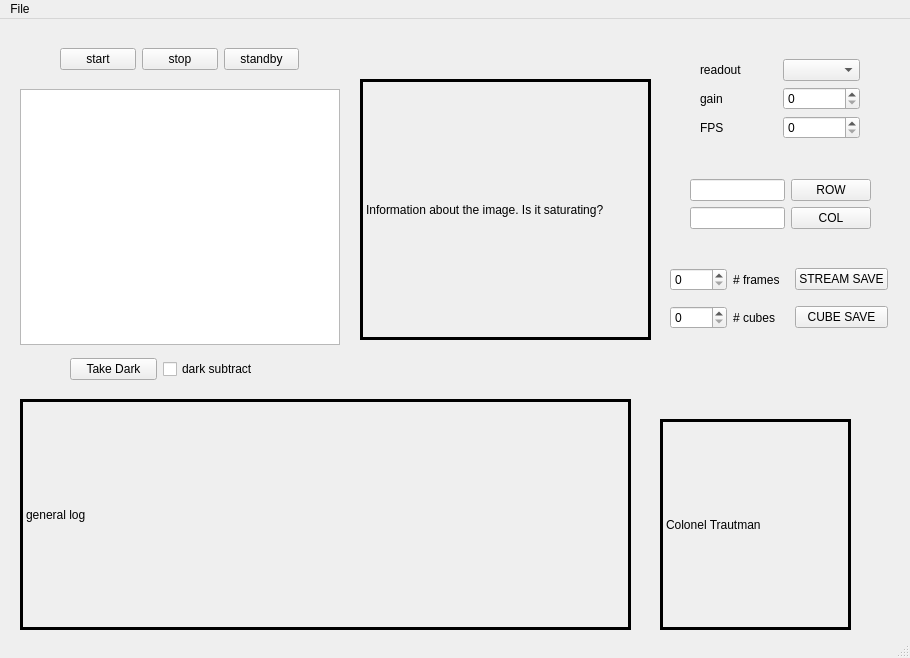
fmartinache/kcam, file kcam_gui.ui: the form before one commit.
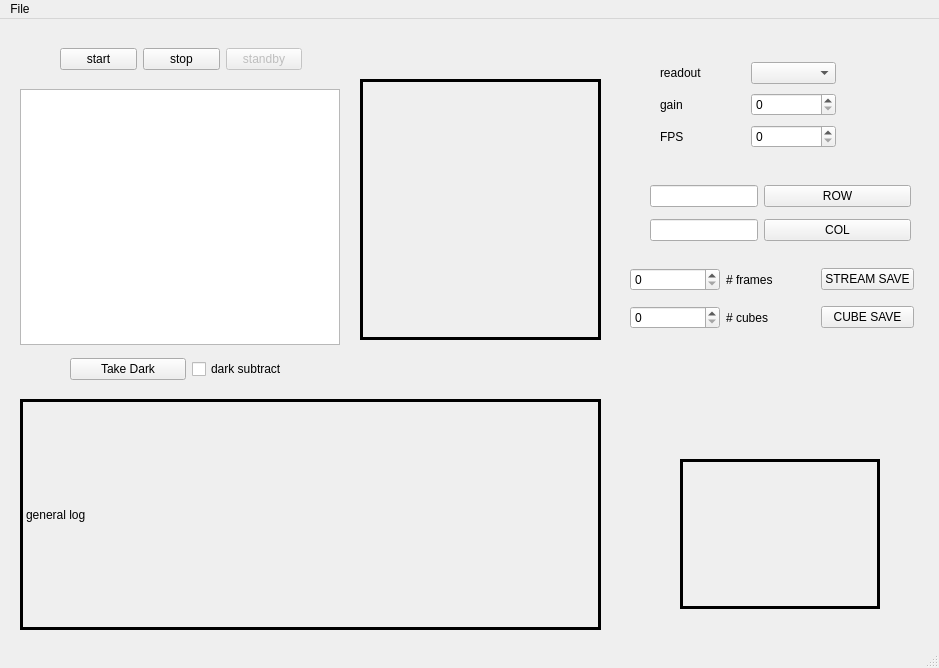
The form after the commit. Custom widgets are drawn as their Qt base class.

What changed in the file:
```diff
--- a/kcam_gui.ui
+++ b/kcam_gui.ui
@@ -6,8 +6,8 @@
    <rect>
     <x>0</x>
     <y>0</y>
-    <width>910</width>
-    <height>658</height>
+    <width>939</width>
+    <height>668</height>
    </rect>
   </property>
   <property name="maximumSize">
@@ -47,10 +47,15 @@
      <rect>
       <x>360</x>
       <y>60</y>
-      <width>291</width>
+      <width>241</width>
       <height>261</height>
      </rect>
     </property>
+    <property name="font">
+     <font>
+      <pointsize>8</pointsize>
+     </font>
+    </property>
     <property name="frameShape">
      <enum>QFrame::Panel</enum>
     </property>
@@ -58,16 +63,16 @@
      <number>3</number>
     </property>
     <property name="text">
-     <string>Information about the image. Is it saturating?</string>
+     <string/>
     </property>
    </widget>
    <widget class="QWidget" name="gridLayoutWidget">
     <property name="geometry">
      <rect>
-      <x>690</x>
+      <x>650</x>
       <y>160</y>
-      <width>181</width>
-      <height>51</height>
+      <width>261</width>
+      <height>68</height>
      </rect>
     </property>
     <layout class="QGridLayout" name="gridLayout">
@@ -122,10 +127,10 @@
    <widget class="QLabel" name="label_4">
     <property name="geometry">
      <rect>
-      <x>660</x>
-      <y>400</y>
-      <width>191</width>
-      <height>211</height>
+      <x>680</x>
+      <y>440</y>
+      <width>200</width>
+      <height>150</height>
      </rect>
     </property>
     <property name="frameShape">
@@ -135,7 +140,7 @@
      <number>3</number>
     </property>
     <property name="text">
-     <string>Colonel Trautman</string>
+     <string/>
     </property>
    </widget>
    <widget class="QWidget" name="gridLayoutWidget_2">
@@ -143,7 +148,7 @@
      <rect>
       <x>60</x>
       <y>20</y>
-      <width>239</width>
+      <width>242</width>
       <height>41</height>
      </rect>
     </property>
@@ -163,7 +168,10 @@
       </widget>
      </item>
      <item row="0" column="2">
-      <widget class="QPushButton" name="pushButton_4">
+      <widget class="QPushButton" name="pB_standby">
+       <property name="enabled">
+        <bool>false</bool>
+       </property>
        <property name="text">
         <string>standby</string>
        </property>
@@ -174,9 +182,9 @@
    <widget class="QWidget" name="gridLayoutWidget_3">
     <property name="geometry">
      <rect>
-      <x>670</x>
+      <x>630</x>
       <y>240</y>
-      <width>218</width>
+      <width>284</width>
       <height>80</height>
      </rect>
     </property>
@@ -220,10 +228,10 @@
    <widget class="QWidget" name="gridLayoutWidget_4">
     <property name="geometry">
      <rect>
-      <x>700</x>
+      <x>660</x>
       <y>40</y>
-      <width>160</width>
-      <height>81</height>
+      <width>176</width>
+      <height>92</height>
      </rect>
     </property>
     <layout class="QGridLayout" name="gridLayout_4">
@@ -264,7 +272,7 @@
      <rect>
       <x>20</x>
       <y>380</y>
-      <width>611</width>
+      <width>581</width>
       <height>231</height>
      </rect>
     </property>
@@ -283,7 +291,7 @@
      <rect>
       <x>70</x>
       <y>330</y>
-      <width>189</width>
+      <width>237</width>
       <height>41</height>
      </rect>
     </property>
@@ -310,8 +318,8 @@
     <rect>
      <x>0</x>
      <y>0</y>
-     <width>910</width>
-     <height>20</height>
+     <width>939</width>
+     <height>25</height>
     </rect>
    </property>
    <widget class="QMenu" name="menuFile">
```
Left out of the diff: 20 changed lines with no effect on the pictures.
